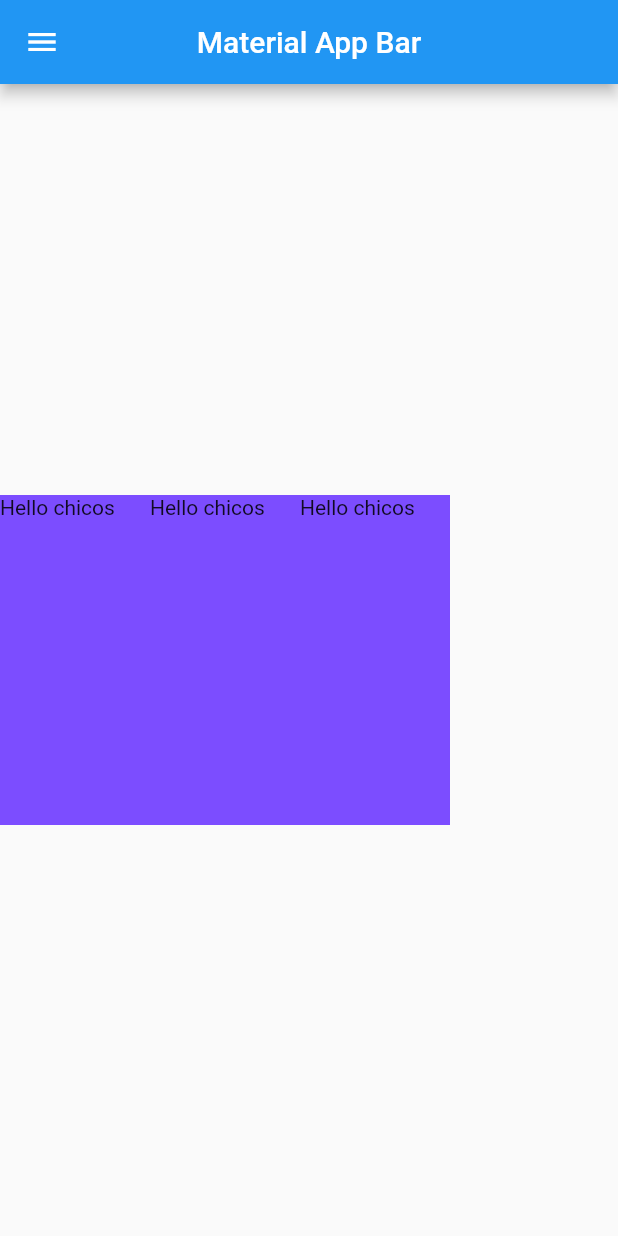
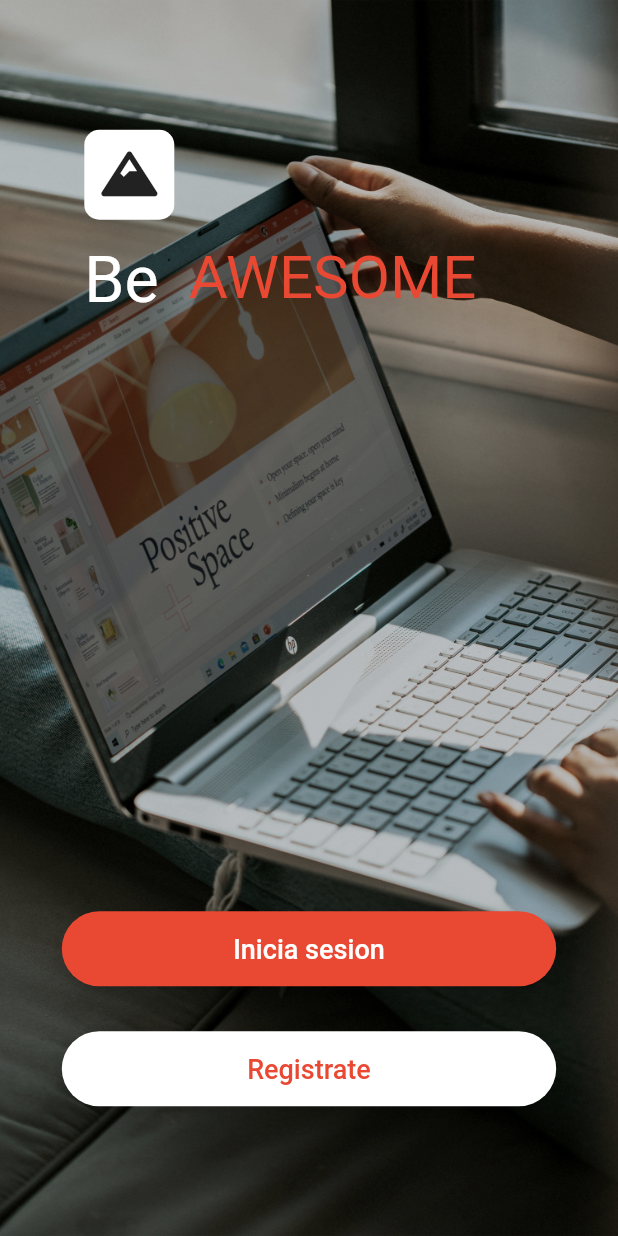
Before and after one commit to nestorsgarzonc/Data-structures-project, a Flutter app: the screen it shows after launch, on a phone screen of 412 x 824 dp. Run offline on Flutter 3.47's test engine with Material 2 defaults, Android fonts, the phone set to English and light mode, and no system bars; our stand-ins replace animate_do, animated_text_kit, font_awesome_flutter.

Commit message:
adding packages and home_page

```diff
--- /dev/null
+++ b/analysis_options.yaml
@@ -0,0 +1 @@
+include: package:lint/analysis_options.yaml
--- a/lib/main.dart
+++ b/lib/main.dart
@@ -1,4 +1,5 @@
 import 'package:flutter/material.dart';
+import 'screens/home_page.dart';
 
 void main() => runApp(MyApp());
 
@@ -7,46 +8,12 @@ class MyApp extends StatelessWidget {
   Widget build(BuildContext context) {
     return MaterialApp(
       title: 'Material App',
-      home: Scaffold(
-        appBar: AppBar(
-          title: Text('Material App Bar'),
-          centerTitle: true,
-        ),
-        drawer: Drawer(),
-        body: Center(
-          child: Carrousel(),
-        ),
+      debugShowCheckedModeBanner: false,
+      theme: ThemeData.light().copyWith(
+        primaryColor: const Color(0xFFE94832),
+        buttonColor: const Color(0xFFE94832),
       ),
+      home: HomePage(),
     );
   }
 }
-
-class Carrousel extends StatelessWidget {
-  const Carrousel({Key key}) : super(key: key);
-
-  @override
-  Widget build(BuildContext context) {
-    return Row(
-      children: [
-        Container(
-          color: Colors.deepPurpleAccent,
-          width: 100,
-          height: 220,
-          child: Text('Hello chicos '),
-        ),
-        Container(
-          color: Colors.deepPurpleAccent,
-          width: 100,
-          height: 220,
-          child: Text('Hello chicos '),
-        ),
-        Container(
-          color: Colors.deepPurpleAccent,
-          width: 100,
-          height: 220,
-          child: Text('Hello chicos '),
-        ),
-      ],
-    );
-  }
-}
--- /dev/null
+++ b/lib/screens/home_page.dart
@@ -0,0 +1,101 @@
+import 'package:animated_text_kit/animated_text_kit.dart';
+import 'package:flutter/material.dart';
+import 'package:font_awesome_flutter/font_awesome_flutter.dart';
+
+import '../widgets/background_image_widget.dart';
+import '../widgets/buttons_login_widget.dart';
+
+class HomePage extends StatelessWidget {
+  @override
+  Widget build(BuildContext context) {
+    return Scaffold(
+      body: BackgroundImageWidget(
+        imagePath: 'assets/img/login.jpg',
+        child: Column(
+          mainAxisAlignment: MainAxisAlignment.spaceAround,
+          children: const [
+            _TitleHeading(),
+            SizedBox(),
+            _HomeButtons(),
+          ],
+        ),
+      ),
+    );
+  }
+}
+
+class _HomeButtons extends StatelessWidget {
+  const _HomeButtons({Key key}) : super(key: key);
+
+  @override
+  Widget build(BuildContext context) {
+    return Column(
+      children: [
+        ButtonsLogin(
+          buttonColor: Theme.of(context).primaryColor,
+          onPressed: () {},
+          text: 'Inicia sesion',
+          textColor: Colors.white,
+        ),
+        const SizedBox(height: 30),
+        ButtonsLogin(
+          textColor: Theme.of(context).primaryColor,
+          onPressed: () {},
+          text: 'Registrate',
+          buttonColor: Colors.white,
+        ),
+      ],
+    );
+  }
+}
+
+class _TitleHeading extends StatelessWidget {
+  const _TitleHeading({Key key}) : super(key: key);
+
+  @override
+  Widget build(BuildContext context) {
+    final Size size = MediaQuery.of(context).size;
+    return SizedBox(
+      width: size.width * 0.8,
+      child: Column(
+        crossAxisAlignment: CrossAxisAlignment.start,
+        children: [
+          Container(
+            alignment: Alignment.center,
+            margin: const EdgeInsets.only(left: 15),
+            width: 60,
+            height: 60,
+            decoration: BoxDecoration(
+              borderRadius: BorderRadius.circular(10),
+              color: Colors.white,
+            ),
+            child: const FaIcon(FontAwesomeIcons.mountain, size: 30),
+          ),
+          const SizedBox(height: 15),
+          Row(
+            crossAxisAlignment: CrossAxisAlignment.start,
+            children: <Widget>[
+              const SizedBox(width: 15, height: 50),
+              const Text(
+                "Be",
+                style: TextStyle(fontSize: 43.0, color: Colors.white),
+              ),
+              const SizedBox(width: 20, height: 100),
+              RotateAnimatedTextKit(
+                repeatForever: true,
+                onTap: () {},
+                text: const ["AWESOME", "OPTIMISTIC", "DIFFERENT"],
+                alignment: Alignment.topCenter,
+                duration: const Duration(seconds: 3),
+                textStyle: TextStyle(
+                  fontSize: 40.0,
+                  color: Theme.of(context).primaryColor,
+                ),
+              ),
+            ],
+          )
+        ],
+      ),
+    );
+  }
+}
--- /dev/null
+++ b/lib/widgets/background_image_widget.dart
@@ -0,0 +1,25 @@
+import 'package:flutter/material.dart';
+
+class BackgroundImageWidget extends StatelessWidget {
+  final Widget child;
+  final String imagePath;
+  const BackgroundImageWidget({@required this.child, @required this.imagePath});
+
+  @override
+  Widget build(BuildContext context) {
+    return Container(
+      alignment: Alignment.center,
+      width: double.infinity,
+      height: double.infinity,
+      decoration: BoxDecoration(
+        image: DecorationImage(image: AssetImage(imagePath), fit: BoxFit.cover),
+      ),
+      child: Container(
+        width: double.infinity,
+        height: double.infinity,
+        decoration: BoxDecoration(color: Colors.black.withOpacity(0.15)),
+        child: child,
+      ),
+    );
+  }
+}
--- /dev/null
+++ b/lib/widgets/buttons_login_widget.dart
@@ -0,0 +1,38 @@
+import 'package:animate_do/animate_do.dart';
+import 'package:flutter/material.dart';
+
+class ButtonsLogin extends StatelessWidget {
+  final String text;
+  final Color textColor;
+  final Color buttonColor;
+  final Function onPressed;
+
+  const ButtonsLogin({
+    Key key,
+    @required this.text,
+    @required this.textColor,
+    @required this.buttonColor,
+    @required this.onPressed,
+  }) : super(key: key);
+
+  @override
+  Widget build(BuildContext context) {
+    final Size size = MediaQuery.of(context).size;
+    return SizedBox(
+      width: size.width * 0.8,
+      height: 50,
+      child: ElasticInLeft(
+        delay: const Duration(milliseconds: 1000),
+        child: RaisedButton(
+          elevation: 10,
+          color: buttonColor,
+          shape: RoundedRectangleBorder(
+            borderRadius: BorderRadius.circular(30),
+          ),
+          onPressed: () => onPressed(),
+          child: Text(text, style: TextStyle(fontSize: 18, color: textColor)),
+        ),
+      ),
+    );
+  }
+}
```
Also changed, not shown: pubspec.yaml (+9 -54 lines), assets/img/home.jpg (added), assets/img/login.jpg (added), pubspec.lock.
